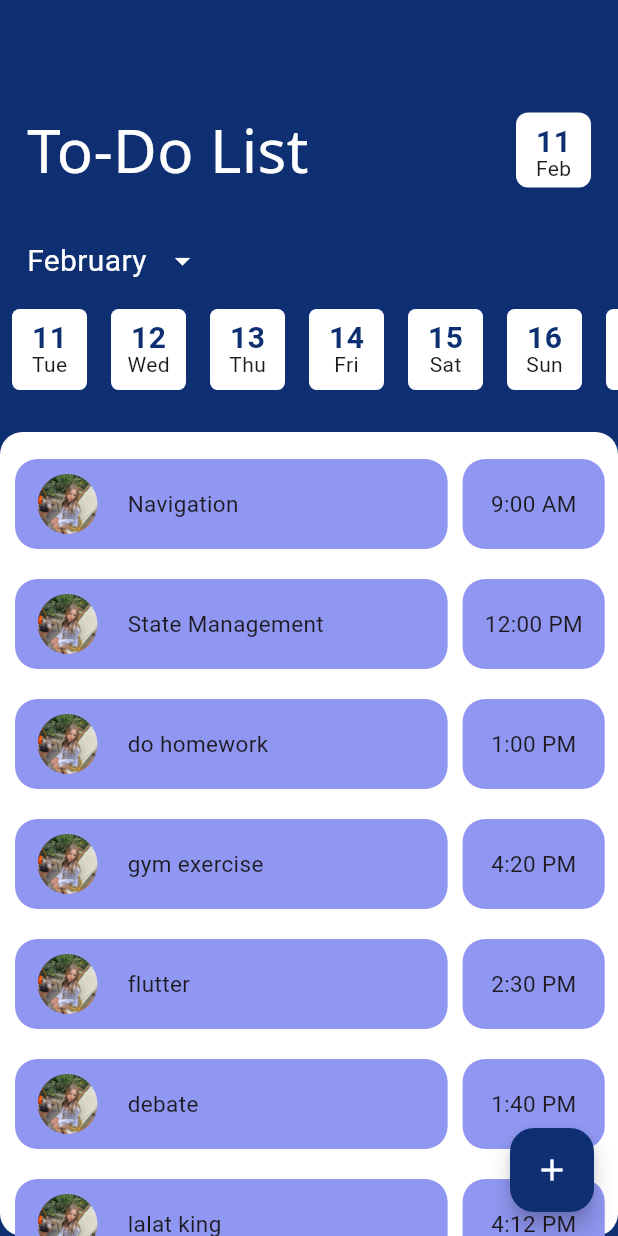
After one commit to yihong8803/2monthFlutter, a Flutter app: the screen it shows after launch, after a tap on "To Do List", on a phone screen of 412 x 824 dp. The commit adds this screen. Run offline on Flutter 3.47's test engine with Material 3 defaults, Android fonts, the phone set to English and light mode, and no system bars; our stand-ins replace audioplayers, flutter_bloc.

Commit message:
To Do List

```diff
--- a/lib/HomePage/circle.dart
+++ b/lib/HomePage/circle.dart
@@ -2,18 +2,25 @@ import 'package:flutter/material.dart';
 
 class MyCircle extends StatelessWidget {
   final String child;
+  final String navigate;
 
-  const MyCircle({super.key, required this.child});
+  const MyCircle({super.key, required this.child, required this.navigate});
 
   @override
   Widget build(BuildContext context) {
     return Padding(
         padding: const EdgeInsets.all(8.0),
-        child: Container(
-          height: 100,
-          width: 100,
-          decoration: BoxDecoration(shape: BoxShape.circle, color: Colors.pink),
-          child: Center(child: Text(child)),
+        child: GestureDetector(
+          onTap: () {
+            Navigator.of(context).pushNamed('!$navigate');
+          },
+          child: Container(
+            height: 100,
+            width: 100,
+            decoration:
+                BoxDecoration(shape: BoxShape.circle, color: Colors.pink),
+            child: Center(child: Text(child)),
+          ),
         ));
   }
 }
--- a/lib/HomePage/home.dart
+++ b/lib/HomePage/home.dart
@@ -22,7 +22,7 @@ class HomePage extends StatelessWidget {
   ];
 
   final List _stories = [
-    'story 1',
+    'To Do List',
     'story 2',
     'story 3',
     'story 4',
@@ -44,7 +44,9 @@ class HomePage extends StatelessWidget {
                   scrollDirection: Axis.horizontal,
                   itemCount: _stories.length,
                   itemBuilder: (context, index) {
-                    return MyCircle(child: _stories[index]);
+                    return MyCircle(
+                        navigate: (index + 1).toString(),
+                        child: _stories[index]);
                   }),
             ),
 
--- /dev/null
+++ b/lib/color.dart
@@ -0,0 +1,4 @@
+import 'package:flutter/material.dart';
+
+const Color primaryColor = Color.fromARGB(255, 14, 48, 115);
+const Color whiteGrey = Color.fromARGB(255, 213, 213, 213);
--- a/lib/hi.dart
+++ /dev/null
@@ -1,66 +0,0 @@
-import 'package:audioplayers/audioplayers.dart';
-import 'package:flutter/material.dart';
-
-void main() {
-  runApp(const MyApp());
-}
-
-class MyApp extends StatelessWidget {
-  const MyApp({Key? key}) : super(key: key);
-
-  @override
-  Widget build(BuildContext context) {
-    return MaterialApp(
-      title: 'Flutter Demo',
-      theme: ThemeData(
-        primarySwatch: Colors.blue,
-      ),
-      home: const MyHomePage(),
-      debugShowCheckedModeBanner: false,
-    );
-  }
-}
-
-class MyHomePage extends StatefulWidget {
-  const MyHomePage({Key? key}) : super(key: key);
-
-  @override
-  State<MyHomePage> createState() => _MyHomePageState();
-}
-
-class _MyHomePageState extends State<MyHomePage> {
-  AudioPlayer? _player;
-
-  @override
-  void dispose() {
-    _player?.dispose();
-    super.dispose();
-  }
-
-  void _play() {
-    _player?.dispose();
-    final player = _player = AudioPlayer();
-    player.play(AssetSource('cxk_sound1.mp3'));
-  }
-
-  @override
-  Widget build(BuildContext context) {
-    return Scaffold(
-      body: Center(
-        child: Column(
-          mainAxisAlignment: MainAxisAlignment.center,
-          children: const [
-            Text(
-              'Click on the play button to play a sound',
-            ),
-          ],
-        ),
-      ),
-      floatingActionButton: FloatingActionButton(
-        onPressed: _play,
-        tooltip: 'Play',
-        child: const Icon(Icons.volume_up),
-      ),
-    );
-  }
-}
--- a/lib/route_generator.dart
+++ b/lib/route_generator.dart
@@ -2,6 +2,8 @@ import 'package:flutter/material.dart';
 import 'package:two_month_flutter/Day1_Navigation/day1_navigation.dart';
 import 'package:two_month_flutter/HomePage/home.dart';
 import 'package:two_month_flutter/Day2_SetState/setState.dart';
+import 'package:two_month_flutter/toDoList.dart';
+import 'package:two_month_flutter/toDoListPage.dart';
 
 class RouteGenerator {
   static Route<dynamic> generateRoute(RouteSettings settings) {
@@ -14,6 +16,8 @@ class RouteGenerator {
         return MaterialPageRoute(builder: (_) => FirstPage());
       case '/2':
         return MaterialPageRoute(builder: (_) => setState1());
+      case '!1':
+        return MaterialPageRoute(builder: (_) => ToDoListPage());
 
       default:
         return MaterialPageRoute(builder: (_) => HomePage());
--- /dev/null
+++ b/lib/squareDate.dart
@@ -0,0 +1,32 @@
+import 'package:flutter/material.dart';
+import 'package:flutter_bloc/flutter_bloc.dart';
+import 'package:two_month_flutter/color.dart';
+import 'package:two_month_flutter/toDoList_cubit.dart';
+
+class SquareDate extends StatelessWidget {
+  const SquareDate({super.key});
+
+  @override
+  Widget build(BuildContext context) {
+    int currentDay = DateTime.now().day;
+
+    return Column(
+      children: [
+        //Display Day
+        Container(
+          margin: EdgeInsets.only(top: 5),
+          height: 22,
+          child: Text(
+            "$currentDay",
+            style: TextStyle(
+                fontSize: 20, fontWeight: FontWeight.bold, color: primaryColor),
+          ),
+        ),
+        //Display Month
+        BlocBuilder<MonthCubit, String>(builder: (context, month) {
+          return Container(child: Text("$month".substring(0, 3)));
+        })
+      ],
+    );
+  }
+}
--- /dev/null
+++ b/lib/squareWeek.dart
@@ -0,0 +1,67 @@
+import 'package:flutter/material.dart';
+import 'package:flutter_bloc/flutter_bloc.dart';
+import 'package:two_month_flutter/color.dart';
+import 'package:two_month_flutter/toDoList_cubit.dart';
+
+class SquareWeek extends StatelessWidget {
+  final int increase;
+  const SquareWeek({super.key, required this.increase});
+
+  @override
+  Widget build(BuildContext context) {
+    DateTime currentDate = DateTime.now().add(Duration(days: increase));
+    int currentDay = currentDate.day;
+    int currentWeekDay = currentDate.weekday;
+
+    String getCurrentWeek(int currentWeekDay) {
+      switch (currentWeekDay) {
+        case 1:
+          return "Mon";
+        case 2:
+          return "Tue";
+        case 3:
+          return "Wed";
+        case 4:
+          return "Thu";
+        case 5:
+          return "Fri";
+        case 6:
+          return "Sat";
+        case 7:
+          return "Sun";
+        default:
+          return "Ero";
+      }
+    }
+
+    String dayOfWeek = getCurrentWeek(currentWeekDay);
+
+    return Container(
+      width: 50,
+      height: 50,
+      margin: EdgeInsets.all(8),
+      decoration: BoxDecoration(
+          color: Colors.white, borderRadius: BorderRadius.circular(5)),
+      child: Column(
+        children: [
+          //Display Day
+          Container(
+            margin: EdgeInsets.only(top: 5),
+            height: 22,
+            child: Text(
+              "$currentDay",
+              style: TextStyle(
+                  fontSize: 20,
+                  fontWeight: FontWeight.bold,
+                  color: primaryColor),
+            ),
+          ),
+          //Display Month
+          BlocBuilder<MonthCubit, String>(builder: (context, month) {
+            return Container(child: Text("$dayOfWeek"));
+          })
+        ],
+      ),
+    );
+  }
+}
--- /dev/null
+++ b/lib/task.dart
@@ -0,0 +1,79 @@
+import 'package:flutter/material.dart';
+
+class ToDoTask extends StatelessWidget {
+  final String taskName;
+  final String time;
+  const ToDoTask({super.key, required this.taskName, required this.time});
+
+  @override
+  Widget build(BuildContext context) {
+    return
+        //Left Portion Container
+        Row(
+      children: [
+        Container(
+          padding: const EdgeInsets.all(5),
+          margin: const EdgeInsets.all(10.0),
+          height: 60,
+          width: MediaQuery.of(context).size.width * 0.7,
+          decoration: BoxDecoration(
+            color: Color.fromARGB(255, 144, 151, 242),
+            borderRadius: BorderRadius.circular(15),
+          ),
+          child: Row(
+            children: [
+              //Image
+              Container(
+                margin: const EdgeInsets.only(left: 10),
+                decoration: BoxDecoration(
+                    borderRadius: BorderRadius.circular(70),
+                    image: DecorationImage(
+                        image: AssetImage("assets/img/zeibi.jpg"),
+                        fit: BoxFit.cover)),
+                width: 40,
+                height: 40,
+              ),
+
+              //Text
+              Expanded(
+                child: Container(
+                  margin: const EdgeInsets.only(left: 20),
+                  child: Center(
+                    child: Align(
+                      alignment: Alignment.centerLeft,
+                      child: Text(
+                        taskName,
+                        style: TextStyle(
+                            fontSize: 15, fontWeight: FontWeight.normal),
+                      ),
+                    ),
+                  ),
+                ),
+              ),
+            ],
+          ),
+        ),
+
+        //Right Portion
+        Container(
+          padding: const EdgeInsets.all(5),
+          height: 60,
+          width: MediaQuery.of(context).size.width * 0.23,
+          decoration: BoxDecoration(
+            color: Color.fromARGB(255, 144, 151, 242),
+            borderRadius: BorderRadius.circular(15),
+          ),
+          child: Center(
+            child: Align(
+              alignment: Alignment.center,
+              child: Text(
+                time,
+                style: TextStyle(fontSize: 15, fontWeight: FontWeight.normal),
+              ),
+            ),
+          ),
+        ),
+      ],
+    );
+  }
+}
--- /dev/null
+++ b/lib/toDoList.dart
@@ -0,0 +1,155 @@
+import 'package:audioplayers/audioplayers.dart';
+import 'package:flutter/material.dart';
+import 'package:flutter_bloc/flutter_bloc.dart';
+import 'package:two_month_flutter/color.dart';
+import 'package:two_month_flutter/squareWeek.dart';
+import 'package:two_month_flutter/task.dart';
+import 'package:two_month_flutter/toDoList_cubit.dart';
+import 'package:two_month_flutter/squareDate.dart';
+
+class ToDoList extends StatelessWidget {
+  const ToDoList({super.key});
+
+  @override
+  Widget build(BuildContext context) {
+    int currentMonth = DateTime.now().month;
+
+    final List _taskName = [
+      'Navigation',
+      'State Management',
+      'do homework',
+      'gym exercise',
+      'flutter ',
+      'debate',
+      'lalat king',
+      'zei bi',
+      'beimuyu',
+      'music'
+    ];
+
+    final List _taskTime = [
+      '9:00 AM',
+      '12:00 PM',
+      '1:00 PM',
+      '4:20 PM',
+      '2:30 PM',
+      '1:40 PM',
+      '4:12 PM',
+      '9:50 PM',
+      '2:10 PM',
+      '8:00 PM',
+    ];
+
+    final AudioPlayer _player = AudioPlayer();
+
+    void _play() async {
+      await _player.setSource(AssetSource('sounds/cxk_sound1.mp3'));
+      _player.seek(Duration.zero);
+      _player.resume();
+    }
+
+    return Scaffold(
+      backgroundColor: primaryColor,
+
+      body: Column(
+        children: [
+          //To Do List Title with date
+          Container(
+            margin: EdgeInsets.only(top: 50),
+            padding: const EdgeInsets.only(left: 18, right: 18),
+            height: 100,
+            width: MediaQuery.of(context).size.width,
+            child: Row(
+              mainAxisAlignment: MainAxisAlignment.spaceBetween,
+              children: [
+                Container(
+                  child: Text("To-Do List",
+                      style: TextStyle(
+                        fontSize: 40,
+                        fontFamily: 'NotoSans',
+                        color: Colors.white,
+                      )),
+                ),
+
+                //SquareDate
+                Container(
+                  width: 50,
+                  height: 50,
+                  decoration: BoxDecoration(
+                      color: Colors.white,
+                      borderRadius: BorderRadius.circular(8)),
+                  child: SquareDate(),
+                )
+              ],
+            ),
+          ),
+          //Month
+          Container(
+              padding: const EdgeInsets.only(left: 18, right: 18),
+              width: MediaQuery.of(context).size.width,
+              child: Row(
+                children: [
+                  //Display Month
+                  BlocBuilder<MonthCubit, String>(builder: (context, month) {
+                    return Container(
+                        child: Text("$month",
+                            style:
+                                TextStyle(fontSize: 20, color: Colors.white)));
+                  }),
+                  //Display Down Arrow
+                  IconButton(
+                      onPressed: () {},
+                      icon: Icon(
+                        Icons.arrow_drop_down_sharp,
+                        color: Colors.white,
+                      )),
+                ],
+              )),
+
+          //List of Date
+          Container(
+            height: 70,
+            child: ListView.builder(
+                scrollDirection: Axis.horizontal,
+                itemBuilder: (context, index) {
+                  return SquareWeek(increase: index);
+                }),
+          ),
+
+          //Row with task
+          Expanded(
+            child: Container(
+              margin: EdgeInsets.only(top: 20),
+              padding: const EdgeInsets.only(top: 8.0),
+              height: 500,
+              width: MediaQuery.of(context).size.width,
+              decoration: BoxDecoration(
+                color: Colors.white,
+                borderRadius: BorderRadius.circular(15),
+              ),
+              child: //Instagram post
+                  Expanded(
+                child: ListView.builder(
+                    itemCount: _taskTime.length,
+                    itemBuilder: ((context, index) {
+                      return ToDoTask(
+                          taskName: _taskName[index], time: _taskTime[index]);
+                    })),
+              ),
+            ),
+          ),
+        ],
+      ),
+      //Floating Add Button
+      floatingActionButton: FloatingActionButton(
+          backgroundColor: primaryColor,
+          foregroundColor: Colors.white,
+          splashColor: whiteGrey,
+          //Compress the setState function inside statfulBuilder
+          onPressed: () {
+            _play(); // Correct function call
+          },
+          child: Icon(Icons.add)),
+    );
+  }
+}
--- /dev/null
+++ b/lib/toDoListPage.dart
@@ -0,0 +1,23 @@
+//Platform connecting cubit and UI
+
+import 'package:flutter/material.dart';
+import 'package:flutter_bloc/flutter_bloc.dart';
+import 'package:two_month_flutter/toDoList.dart';
+import 'package:two_month_flutter/toDoList_cubit.dart';
+
+class ToDoListPage extends StatelessWidget {
+  const ToDoListPage({super.key});
+
+  @override
+  Widget build(BuildContext context) {
+    //Bloc Provider
+    return BlocProvider(
+      create: (context) => MonthCubit(),
+      child: BlocListener<MonthCubit, String>(
+        listener: (context, state) {},
+        //ToDoList (UI)
+        child: const ToDoList(),
+      ),
+    );
+  }
+}
--- /dev/null
+++ b/lib/toDoList_cubit.dart
@@ -0,0 +1,9 @@
+//Cubit
+
+import 'package:flutter_bloc/flutter_bloc.dart';
+import 'package:intl/intl.dart';
+
+class MonthCubit extends Cubit<String> {
+  MonthCubit() : super(DateFormat('MMMM').format(DateTime.now()));
+
+}
--- a/pubspec.yaml
+++ b/pubspec.yaml
@@ -11,6 +11,7 @@ dependencies:
   flutter:
     sdk: flutter
   flutter_bloc: ^9.0.0
+  intl: ^0.19.0
 
 dev_dependencies:
   flutter_test:
@@ -19,6 +20,10 @@ dev_dependencies:
 
 
 flutter:
+  fonts:
+    - family: NotoSans
+      fonts:
+        - asset: assets/fonts/NotoSans-VariableFont_wdth,wght.ttf
   uses-material-design: true
   assets:
     - assets/img/
```
Also changed, not shown: assets/img/nerd.jpg (added), assets/img/zeibi.jpg (added), pubspec.lock, 2 other files.
